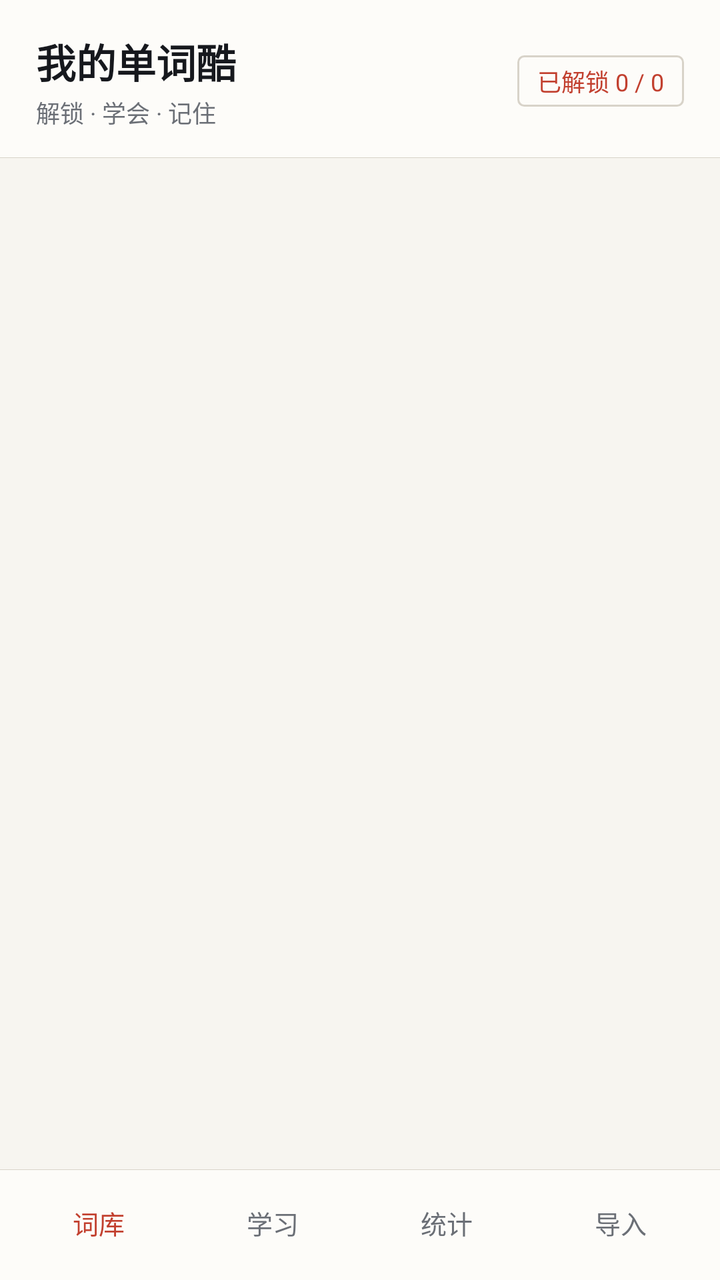
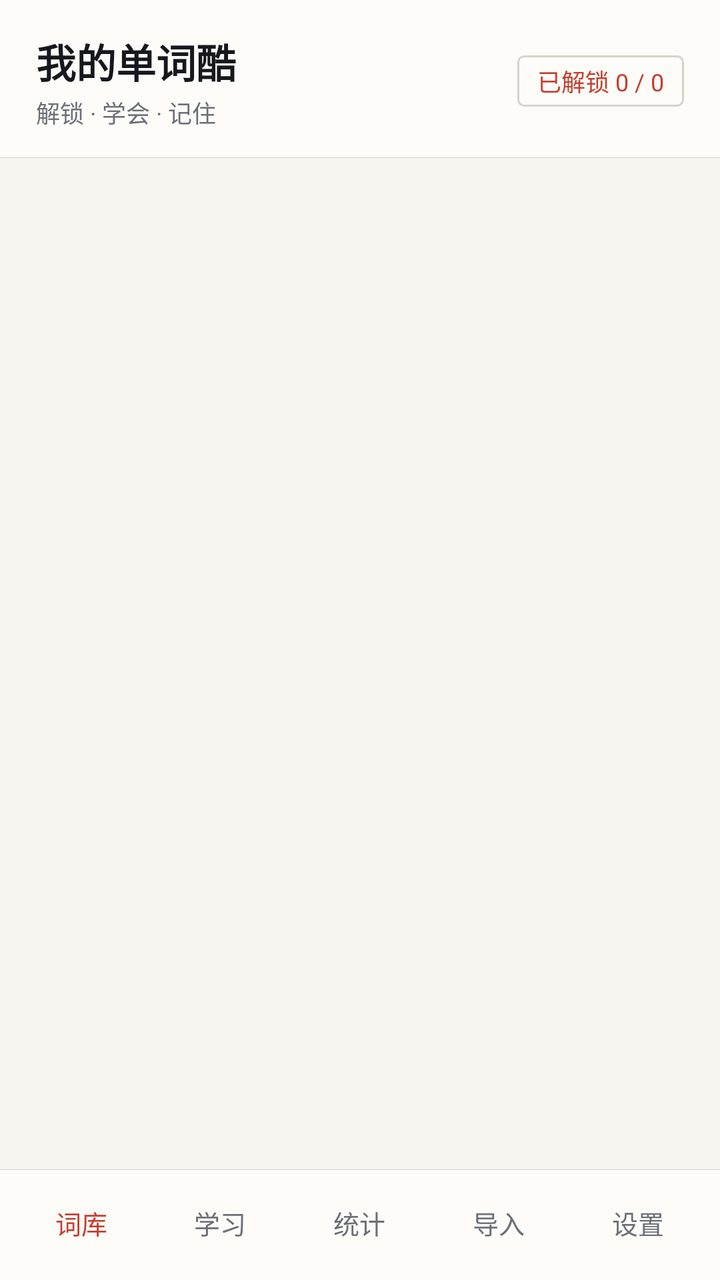

Screens rendered from an Android XML layout before and after an edit, with the pre-edit source and the edit as a unified diff.
<!-- AndroidManifest.xml: application theme AppTheme -->
<!-- res/layout/activity_main.xml -->
<?xml version="1.0" encoding="utf-8"?>
<LinearLayout xmlns:android="http://schemas.android.com/apk/res/android"
    android:layout_width="match_parent"
    android:layout_height="match_parent"
    android:orientation="vertical"
    android:background="@color/bg">

    <LinearLayout
        android:layout_width="match_parent"
        android:layout_height="wrap_content"
        android:orientation="horizontal"
        android:gravity="center_vertical"
        android:background="@drawable/bg_header"
        android:paddingLeft="18dp"
        android:paddingRight="18dp"
        android:paddingTop="16dp"
        android:paddingBottom="14dp">

        <LinearLayout
            android:layout_width="0dp"
            android:layout_height="wrap_content"
            android:layout_weight="1"
            android:orientation="vertical">

            <TextView
                android:layout_width="wrap_content"
                android:layout_height="wrap_content"
                android:text="我的单词酷"
                android:textSize="20sp"
                android:textStyle="bold"
                android:textColor="@color/text" />

            <TextView
                android:layout_width="wrap_content"
                android:layout_height="wrap_content"
                android:layout_marginTop="2dp"
                android:text="解锁 · 学会 · 记住"
                android:textSize="12sp"
                android:textColor="@color/text_sub" />
        </LinearLayout>

        <TextView
            android:id="@+id/headerBadge"
            android:layout_width="wrap_content"
            android:layout_height="wrap_content"
            android:background="@drawable/bg_chip"
            android:text="已解锁 0 / 0"
            android:textSize="12sp"
            android:textColor="@color/primary" />
    </LinearLayout>

    <FrameLayout
        android:id="@+id/content"
        android:layout_width="match_parent"
        android:layout_height="0dp"
        android:layout_weight="1" />

    <LinearLayout
        android:id="@+id/tabBar"
        android:layout_width="match_parent"
        android:layout_height="wrap_content"
        android:orientation="horizontal"
        android:background="@drawable/bg_tabbar"
        android:elevation="0dp"
        android:paddingTop="8dp"
        android:paddingBottom="10dp"
        android:paddingLeft="6dp"
        android:paddingRight="6dp">

        <TextView
            android:id="@+id/tabLibrary"
            android:layout_width="0dp"
            android:layout_height="wrap_content"
            android:layout_weight="1"
            android:gravity="center"
            android:padding="9dp"
            android:text="@string/tab_library"
            android:textSize="13sp"
            android:textColor="@color/primary" />

        <TextView
            android:id="@+id/tabLearn"
            android:layout_width="0dp"
            android:layout_height="wrap_content"
            android:layout_weight="1"
            android:gravity="center"
            android:padding="9dp"
            android:text="@string/tab_learn"
            android:textSize="13sp"
            android:textColor="@color/text_sub" />

        <TextView
            android:id="@+id/tabStats"
            android:layout_width="0dp"
            android:layout_height="wrap_content"
            android:layout_weight="1"
            android:gravity="center"
            android:padding="9dp"
            android:text="@string/tab_stats"
            android:textSize="13sp"
            android:textColor="@color/text_sub" />

        <TextView
            android:id="@+id/tabImport"
            android:layout_width="0dp"
            android:layout_height="wrap_content"
            android:layout_weight="1"
            android:gravity="center"
            android:padding="9dp"
            android:text="@string/tab_import"
            android:textSize="13sp"
            android:textColor="@color/text_sub" />
    </LinearLayout>

</LinearLayout>
<!-- resources referenced by this layout -->
<resources>
  <color name="bg">#F7F5F0</color>
  <color name="primary">#C2402F</color>
  <color name="text">#16181D</color>
  <color name="text_sub">#6B6F76</color>
  <!-- drawable bg_chip (drawable) -->
  <?xml version="1.0" encoding="utf-8"?>
  <shape xmlns:android="http://schemas.android.com/apk/res/android" android:shape="rectangle">
      <solid android:color="@color/card" />
      <corners android:radius="3dp" />
      <stroke android:width="1dp" android:color="@color/line" />
      <padding android:left="10dp" android:top="4dp" android:right="10dp" android:bottom="4dp" />
  </shape>
  <!-- drawable bg_header (drawable) -->
  <?xml version="1.0" encoding="utf-8"?>
  <layer-list xmlns:android="http://schemas.android.com/apk/res/android">
      <item>
          <shape android:shape="rectangle">
              <solid android:color="@color/card" />
          </shape>
      </item>
      <item android:gravity="bottom" android:height="1px">
          <shape android:shape="rectangle">
              <solid android:color="@color/line" />
          </shape>
      </item>
  </layer-list>
  <!-- drawable bg_tabbar (drawable) -->
  <?xml version="1.0" encoding="utf-8"?>
  <layer-list xmlns:android="http://schemas.android.com/apk/res/android">
      <item>
          <shape android:shape="rectangle">
              <solid android:color="@color/card" />
          </shape>
      </item>
      <item android:gravity="top" android:height="1px">
          <shape android:shape="rectangle">
              <solid android:color="@color/line" />
          </shape>
      </item>
  </layer-list>
  <string name="tab_import">导入</string>
  <string name="tab_learn">学习</string>
  <string name="tab_library">词库</string>
  <string name="tab_stats">统计</string>
  <style name="AppTheme" parent="@android:style/Theme.Material.Light.NoActionBar">
          <item name="android:colorPrimary">@color/primary</item>
          <item name="android:colorPrimaryDark">@color/primary_dark</item>
          <item name="android:colorAccent">@color/accent</item>
          <item name="android:windowBackground">@color/bg</item>
          <item name="android:statusBarColor">@color/bg</item>
          <item name="android:windowLightStatusBar">true</item>
          <item name="android:textColorPrimary">@color/text</item>
          <item name="android:textColorSecondary">@color/text_sub</item>
          <item name="android:textColorHint">@color/text_sub</item>
      </style>
  <color name="card">#FDFCF9</color>
  <color name="line">#D8D3C9</color>
  <color name="primary_dark">#9E3225</color>
  <color name="accent">#16181D</color>
</resources>

<!-- the commit's change to res/layout/activity_main.xml (unified diff, before → after) -->
@@ -110,6 +110,17 @@
             android:text="@string/tab_import"
             android:textSize="13sp"
             android:textColor="@color/text_sub" />
+
+        <TextView
+            android:id="@+id/tabSettings"
+            android:layout_width="0dp"
+            android:layout_height="wrap_content"
+            android:layout_weight="1"
+            android:gravity="center"
+            android:padding="9dp"
+            android:text="@string/tab_settings"
+            android:textSize="13sp"
+            android:textColor="@color/text_sub" />
     </LinearLayout>
 
 </LinearLayout>
<!-- resource entries referenced after the edit -->
@@ -43,6 +43,7 @@
   <string name="tab_import">导入</string>
   <string name="tab_learn">学习</string>
   <string name="tab_library">词库</string>
+  <string name="tab_settings">设置</string>
   <string name="tab_stats">统计</string>
   <style name="AppTheme" parent="@android:style/Theme.Material.Light.NoActionBar">
           <item name="android:colorPrimary">@color/primary</item>
